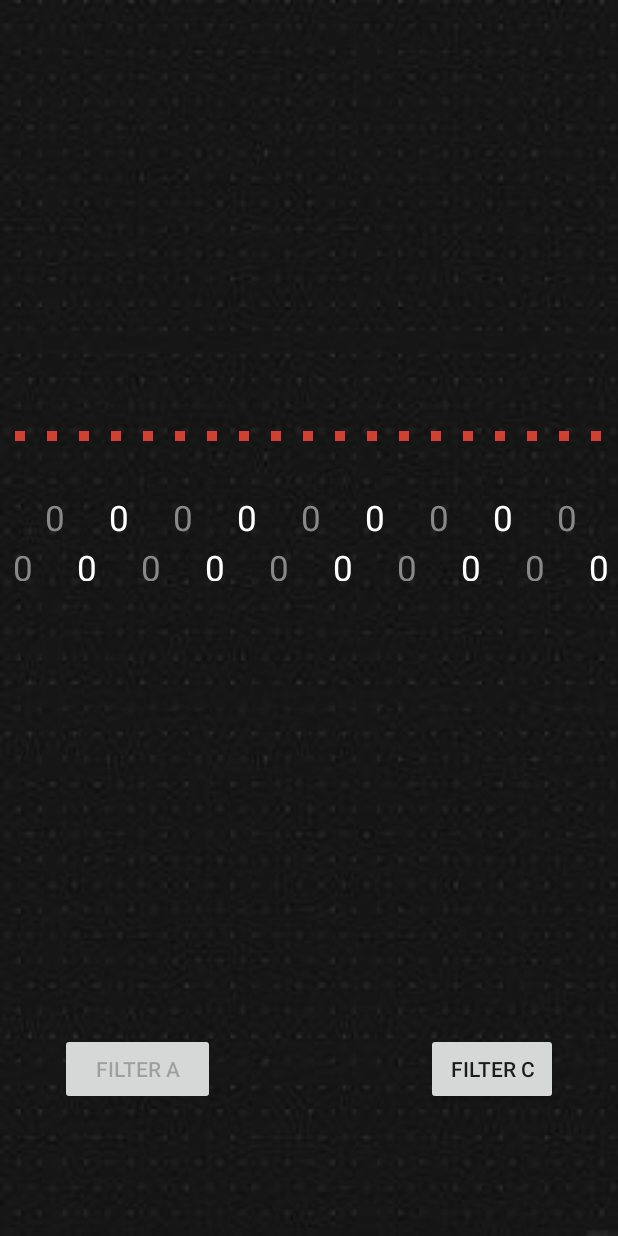
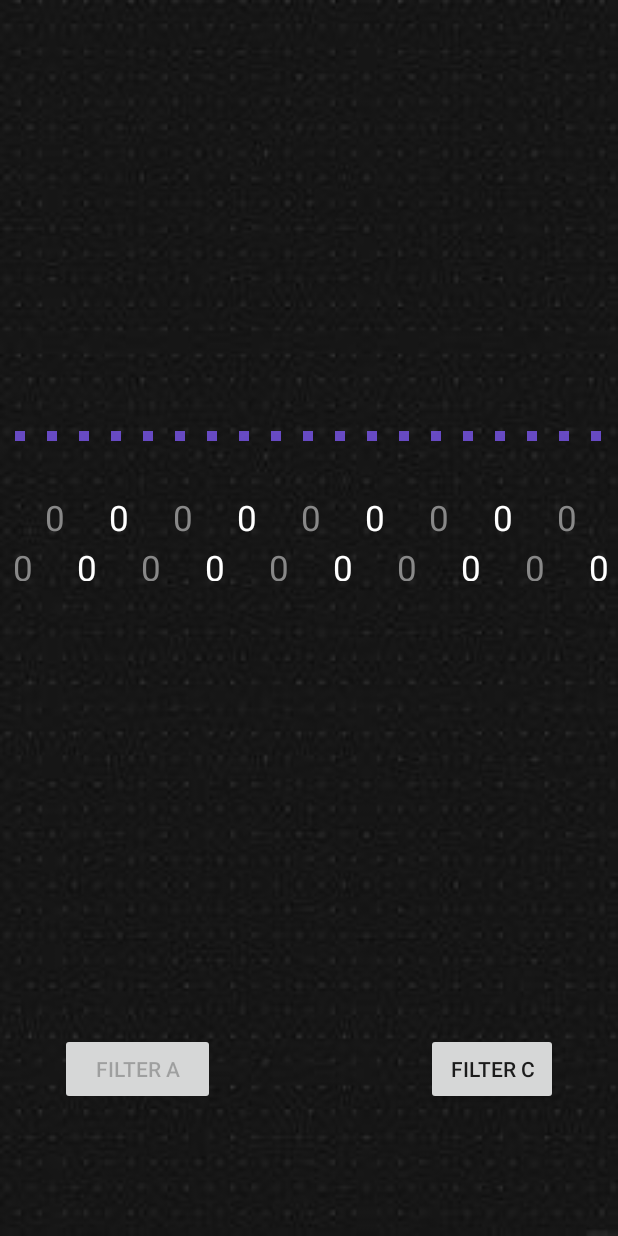
Before and after one commit to ExaggeratedRumors/sound-spectrum-analyzer, an Android app: the screen it shows after launch (MainActivity), on a phone screen of 412 x 824 dp. Run offline under Robolectric (Android 15) with nearby library versions, the phone set to English and light mode, and no system bars.

Commit message:
Visual changes

```diff
--- a/app/src/main/java/com/thesis/spectrumanalyzer/GraphView.java
+++ b/app/src/main/java/com/thesis/spectrumanalyzer/GraphView.java
@@ -36,7 +36,7 @@ public class GraphView extends View {
     private void init() {
         data = null;
         state = FormulasUtil.State.A_WEIGHTING;
-        fadePaint.setColor(Color.argb(238, 255, 255, 255));
+        fadePaint.setColor(Color.argb(222, 255, 255, 255));
         fadePaint.setXfermode(new PorterDuffXfermode(Mode.MULTIPLY));
         labels = new ArrayList<>();
         for(int iterator = 0 ; iterator < FormulasUtil._PERIOD_NUMBER_ ; iterator++){
@@ -99,7 +99,7 @@ public class GraphView extends View {
     void drawLines(float[] vector){
         paint.setStrokeWidth(10f);
         paint.setAntiAlias(true);
-        paint.setColor(Color.argb(200, 227, 69, 53));
+        paint.setColor(Color.argb(200, 120, 85, 228));
         lineCanvas.drawLines(vector, paint);
     }
 
```
